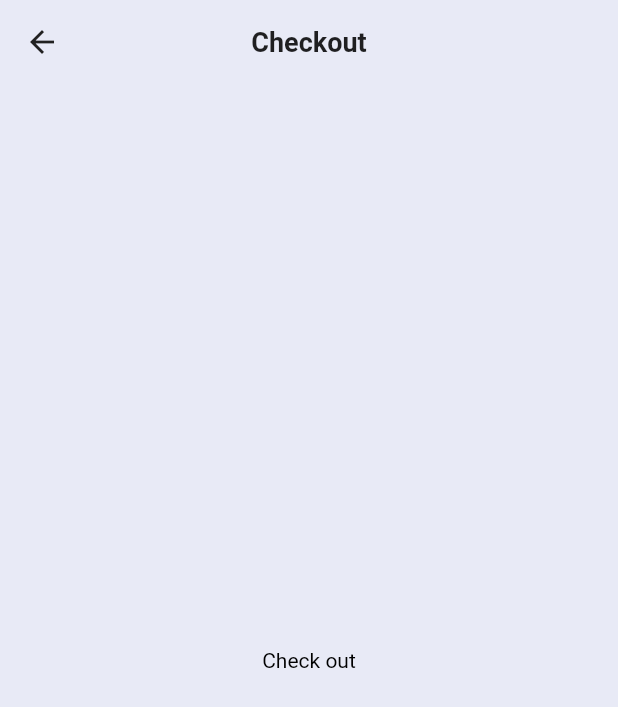
After one commit to DeleMike/fhn_app, a Flutter app: the Checkout screen opened by its route, on a phone screen of 412 x 824 dp. The commit adds this screen. Shown: the top 707 px of the screen. Run offline on Flutter 3.47's test engine with Material 2 defaults, Android fonts, the phone set to English and light mode, and no system bars; our stand-ins replace badges, google_fonts; Roboto replaces fonts that are missing (Ubuntu).

Commit message:
add checkout route

```diff
--- a/lib/configs/routes.dart
+++ b/lib/configs/routes.dart
@@ -1,15 +1,18 @@
 import 'package:flutter/material.dart';
 
 import '../core/home.dart';
+import '../core/checkout.dart';
 
 /// Defines established routes in the application
 class Routes {
   static const home = '/';
+  static const checkout = '/checkout';
 
   /// Route generator. This will list all the available routes in the application
   Map<String, Widget Function(BuildContext)> generateRoutes(BuildContext context) {
     return {
-      home: (ctx) => HomeScreen(),
+      home: (ctx) => const HomeScreen(),
+      checkout: (ctx) => const Checkout(),
     };
   }
 }
--- /dev/null
+++ b/lib/core/checkout.dart
@@ -0,0 +1,24 @@
+import 'package:flutter/material.dart';
+
+import '../configs/constants.dart';
+
+class Checkout extends StatelessWidget {
+  const Checkout({Key? key}) : super(key: key);
+
+  @override
+  Widget build(BuildContext context) {
+    return Scaffold(
+      appBar: AppBar(
+        backgroundColor: kCanvasColor,
+        elevation: 0,
+        centerTitle: true,
+        title: Text(
+          'Checkout',
+          style: Theme.of(context).textTheme.headline5,
+        ),
+        foregroundColor: kPrimaryTextColor,
+      ),
+      body: const Center(child: Text('Check out'),),
+    );
+  }
+}
--- a/lib/core/home.dart
+++ b/lib/core/home.dart
@@ -9,6 +9,7 @@ import '../core/providers/all_products_controller.dart';
 
 /// Display all products
 class HomeScreen extends StatelessWidget {
+  /// Display all products
   const HomeScreen({Key? key}) : super(key: key);
 
   @override
```
